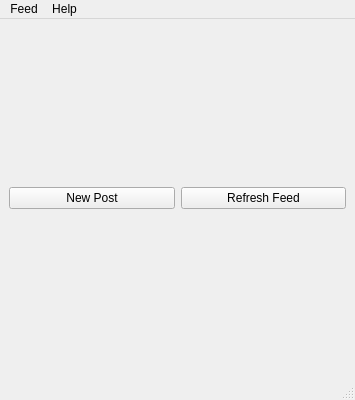
Before: the Qt Designer form mainwindow.ui in kambala-decapitator/HornAppDesktop, drawn with Qt 5.
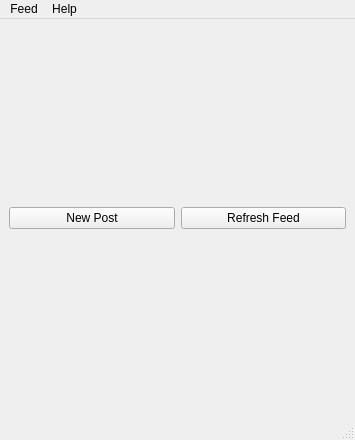
After: the same form once the commit is applied.

Commit message: fix restoring saved main window size

What changed in the file:
```diff
--- a/mainwindow.ui
+++ b/mainwindow.ui
@@ -7,7 +7,7 @@
     <x>0</x>
     <y>0</y>
     <width>355</width>
-    <height>400</height>
+    <height>440</height>
    </rect>
   </property>
   <property name="windowTitle">
```
The commit also changes 2 other files.
